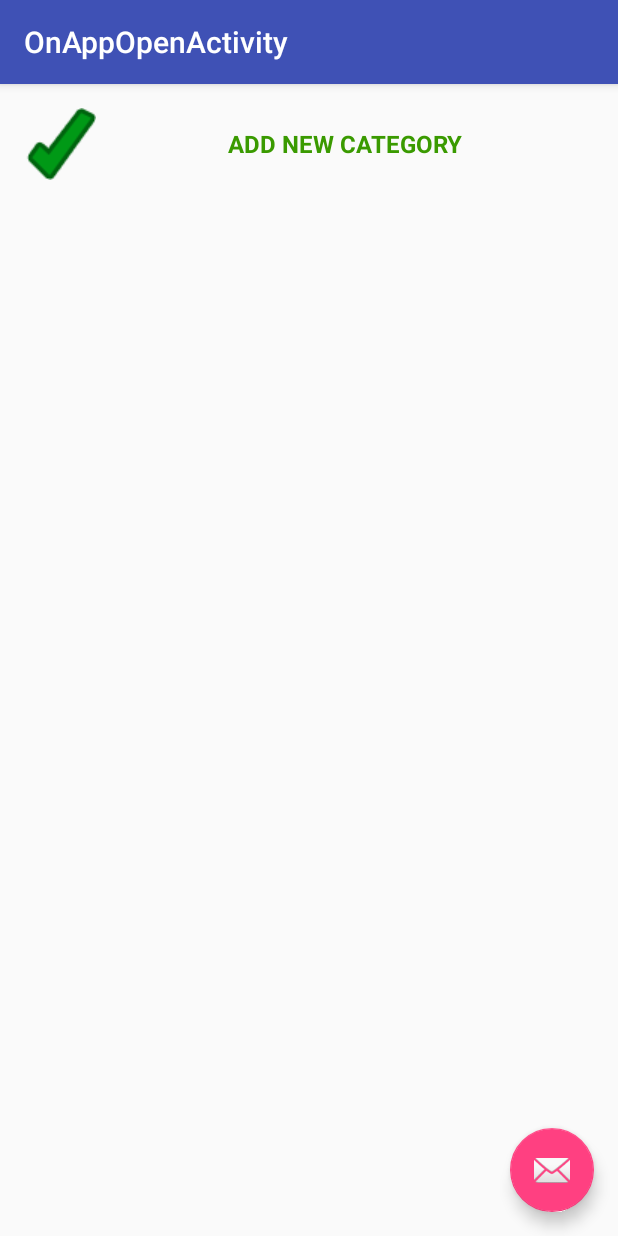
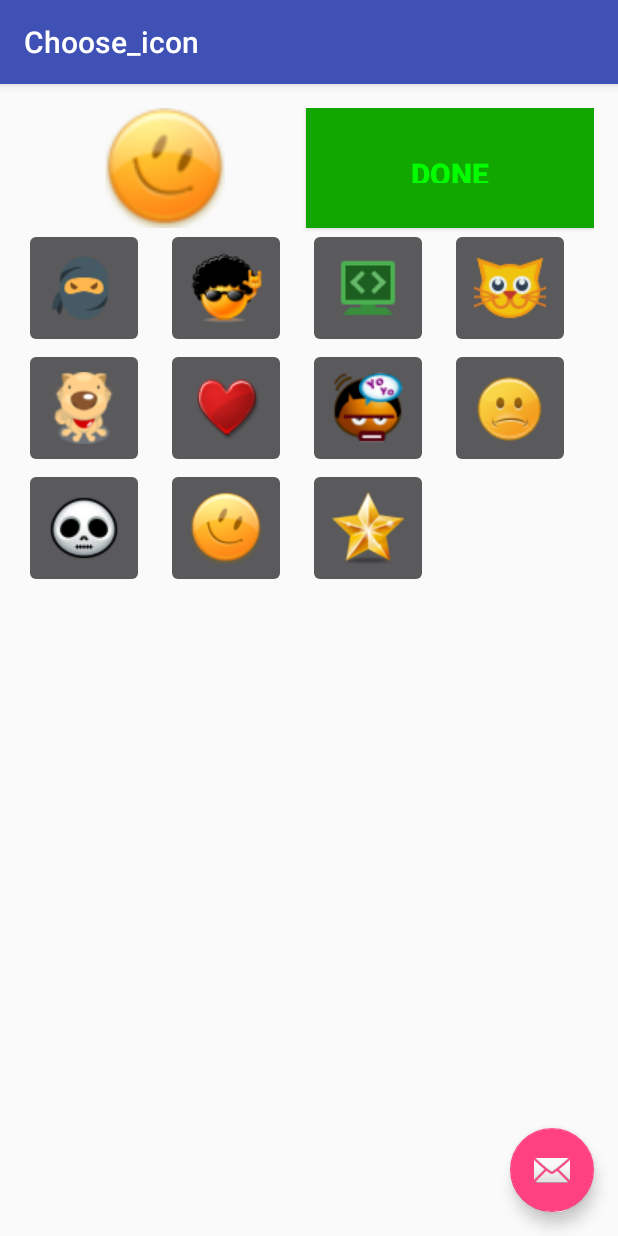
Before and after one commit to Matej69/MusicSorter, an Android app: the screen it shows after launch (OnAppOpenActivity before the commit, Choose_icon after it), on a phone screen of 412 x 824 dp. Run offline under Robolectric (Android 15) with nearby library versions, the phone set to English and light mode, and no system bars.

Commit message:
new stuf added

```diff
--- a/app/src/main/java/com/example/matej/musicsorter/ChooseSongs.java
+++ b/app/src/main/java/com/example/matej/musicsorter/ChooseSongs.java
@@ -33,7 +33,8 @@ public class ChooseSongs extends AppCompatActivity {
     EditText categoryTextfield;
 
     MySongAdapter songAdapter;
-    SongCategory songCategory;
+
+    Intent intent;
 
 
     @Override
@@ -57,8 +58,12 @@ public class ChooseSongs extends AppCompatActivity {
         songList = (ListView)findViewById(R.id.songList_choosing);
         categoryTextfield = (EditText)findViewById(R.id.textfield_categoryName);
 
+        intent = getIntent();
+
+        GetAndSetIntent();
+
+        SetEmoticonButtonListener();
         SongListInit();
-
         SetSaveButtonListener();
 
         //songCategory = GetSongCategoryFromInputData();
@@ -66,6 +71,23 @@ public class ChooseSongs extends AppCompatActivity {
         //Toast.makeText(getApplicationContext(),  songCategory.songs.get(1).toString(),Toast.LENGTH_LONG).show();
 
 
+    }
+
+
+    void GetAndSetIntent(){
+        if(intent != null) {
+            int imgID = intent.getExtras().getInt("ImageID");
+            smileButton.setImageResource(imgID);
+        }
+    }
+
+    void SetEmoticonButtonListener(){
+        smileButton.setOnClickListener(new View.OnClickListener() {
+            @Override
+            public void onClick(View v) {
+                startActivity(new Intent(getApplicationContext(),Choose_icon.class));
+            }
+        });
     }
 
 
@@ -91,7 +113,7 @@ public class ChooseSongs extends AppCompatActivity {
         SongCategory songCategory = new SongCategory();
 
         songCategory.name = categoryTextfield.getText().toString();
-        songCategory.imageID = R.drawable.emoticon_smile;
+        songCategory.imageID = intent.getExtras().getInt("ImageID");;
 
         for(int i = 0; i < songList.getCount(); ++i){
             //we need to parse our row into view object********************************************************************************************************************************************************************
--- /dev/null
+++ b/app/src/main/java/com/example/matej/musicsorter/Choose_icon.java
@@ -0,0 +1,142 @@
+package com.example.matej.musicsorter;
+
+import android.content.Context;
+import android.content.Intent;
+import android.os.Bundle;
+import android.support.design.widget.FloatingActionButton;
+import android.support.design.widget.Snackbar;
+import android.support.v7.app.AppCompatActivity;
+import android.support.v7.widget.Toolbar;
+import android.view.LayoutInflater;
+import android.view.View;
+import android.view.ViewGroup;
+import android.widget.AdapterView;
+import android.widget.ArrayAdapter;
+import android.widget.Button;
+import android.widget.GridView;
+import android.widget.ImageButton;
+import android.widget.ImageView;
+
+import java.util.ArrayList;
+import java.util.zip.Inflater;
+
+public class Choose_icon extends AppCompatActivity {
+
+    ImageView selectedImage;
+    Button doneButton;
+    GridView iconsGrid;
+
+    @Override
+    protected void onCreate(Bundle savedInstanceState) {
+        super.onCreate(savedInstanceState);
+        setContentView(R.layout.activity_choose_icon);
+        Toolbar toolbar = (Toolbar) findViewById(R.id.toolbar);
+        setSupportActionBar(toolbar);
+        FloatingActionButton fab = (FloatingActionButton) findViewById(R.id.fab);
+        fab.setOnClickListener(new View.OnClickListener() {
+            @Override
+            public void onClick(View view) {
+                Snackbar.make(view, "Replace with your own action", Snackbar.LENGTH_LONG)
+                        .setAction("Action", null).show();
+            }
+        });
+
+        //setup graphic objects
+        selectedImage = (ImageView)findViewById(R.id.image_showCurrentEmoticon);
+        doneButton = (Button)findViewById(R.id.button_iconPickingDone);
+        iconsGrid = (GridView)findViewById(R.id.gridList_emoticonList);
+        //setup aditional init stuff
+        selectedImage.setTag(R.drawable.emoticon_smile);
+
+        ArrayList<EmoticonGridItem> emoticonList = new  ArrayList<EmoticonGridItem>(){{
+            add(new EmoticonGridItem(R.drawable.emoticon_ninja));
+            add(new EmoticonGridItem(R.drawable.emoticon_rock));
+            add(new EmoticonGridItem(R.drawable.emoticon_code));
+            add(new EmoticonGridItem(R.drawable.emoticon_cat));
+            add(new EmoticonGridItem(R.drawable.emoticon_dog));
+            add(new EmoticonGridItem(R.drawable.emoticon_heart));
+            add(new EmoticonGridItem(R.drawable.emoticon_rap));
+            add(new EmoticonGridItem(R.drawable.emoticon_sad));
+            add(new EmoticonGridItem(R.drawable.emoticon_skull));
+            add(new EmoticonGridItem(R.drawable.emoticon_smile));
+            add(new EmoticonGridItem(R.drawable.emoticon_star));
+        }};
+
+
+        myGridAdapter adapter = new myGridAdapter(getApplicationContext(),emoticonList,selectedImage);
+        iconsGrid.setAdapter(adapter);
+
+        OnDoneClickListener();
+
+    }
+
+
+
+    void OnDoneClickListener(){
+        doneButton.setOnClickListener(new View.OnClickListener() {
+            @Override
+            public void onClick(View v) {
+                int currentImgID = Integer.parseInt(selectedImage.getTag().toString());
+                startActivity(new Intent(getApplicationContext(),ChooseSongs.class).putExtra("ImageID",currentImgID));
+            }
+        });
+    }
+
+}
+
+
+
+
+
+//Adapter and OnClicktem Lstener**************************************************************
+
+class EmoticonGridItem{
+    public int imageID;
+    public EmoticonGridItem(int _imageID){
+        imageID = _imageID;
+    }
+}
+
+class myGridAdapter extends ArrayAdapter<EmoticonGridItem> {
+
+    ArrayList<EmoticonGridItem> emoticonObject;
+    Context context;
+
+    ImageView selectedEmoticon;
+
+    public myGridAdapter(Context _context, ArrayList<EmoticonGridItem> _emoticonObject, ImageView _selectedEmoticon){
+        super(_context,R.layout.gridviewitem,_emoticonObject);
+        context = _context;
+        emoticonObject = _emoticonObject;
+        selectedEmoticon = _selectedEmoticon;
+    }
+
+    @Override
+    public View getView(int pos,View gridView,ViewGroup parent){
+        LayoutInflater inflater = (LayoutInflater)context.getSystemService(Context.LAYOUT_INFLATER_SERVICE);
+        View itemView = inflater.inflate(R.layout.gridviewitem, null);
+
+        ImageButton icon = (ImageButton)itemView.findViewById(R.id.grid_emoticonItem);
+        icon.setImageResource(emoticonObject.get(pos).imageID);
+        icon.setTag(emoticonObject.get(pos).imageID);
+
+        //OnItemClick send data to global variable that will save image source
+        icon.setOnClickListener(new View.OnClickListener() {
+            @Override
+            public void onClick(View v) {
+                ImageButton local_icon =(ImageButton)v.findViewById(R.id.grid_emoticonItem);
+                int imgID = Integer.parseInt(local_icon.getTag().toString());
+                selectedEmoticon.setImageResource(imgID);
+                selectedEmoticon.setTag(imgID);
+            }
+        });
+
+        return  itemView;
+    }
+
+
+
+
+
+
+}
--- /dev/null
+++ b/app/src/main/res/layout/activity_choose_icon.xml
@@ -0,0 +1,34 @@
+<?xml version="1.0" encoding="utf-8"?>
+<android.support.design.widget.CoordinatorLayout xmlns:android="http://schemas.android.com/apk/res/android"
+    xmlns:app="http://schemas.android.com/apk/res-auto"
+    xmlns:tools="http://schemas.android.com/tools"
+    android:layout_width="match_parent"
+    android:layout_height="match_parent"
+    android:fitsSystemWindows="true"
+    tools:context="com.example.matej.musicsorter.Choose_icon">
+
+    <android.support.design.widget.AppBarLayout
+        android:layout_width="match_parent"
+        android:layout_height="wrap_content"
+        android:theme="@style/AppTheme.AppBarOverlay">
+
+        <android.support.v7.widget.Toolbar
+            android:id="@+id/toolbar"
+            android:layout_width="match_parent"
+            android:layout_height="?attr/actionBarSize"
+            android:background="?attr/colorPrimary"
+            app:popupTheme="@style/AppTheme.PopupOverlay" />
+
+    </android.support.design.widget.AppBarLayout>
+
+    <include layout="@layout/content_choose_icon" />
+
+    <android.support.design.widget.FloatingActionButton
+        android:id="@+id/fab"
+        android:layout_width="wrap_content"
+        android:layout_height="wrap_content"
+        android:layout_gravity="bottom|end"
+        android:layout_margin="@dimen/fab_margin"
+        android:src="@android:drawable/ic_dialog_email" />
+
+</android.support.design.widget.CoordinatorLayout>
--- /dev/null
+++ b/app/src/main/res/layout/content_choose_icon.xml
@@ -0,0 +1,64 @@
+<?xml version="1.0" encoding="utf-8"?>
+<RelativeLayout xmlns:android="http://schemas.android.com/apk/res/android"
+    xmlns:app="http://schemas.android.com/apk/res-auto"
+    xmlns:tools="http://schemas.android.com/tools"
+    android:layout_width="match_parent"
+    android:layout_height="match_parent"
+    android:paddingBottom="@dimen/activity_vertical_margin"
+    android:paddingLeft="@dimen/activity_horizontal_margin"
+    android:paddingRight="@dimen/activity_horizontal_margin"
+    android:paddingTop="@dimen/activity_vertical_margin"
+    app:layout_behavior="@string/appbar_scrolling_view_behavior"
+    tools:context="com.example.matej.musicsorter.Choose_icon"
+    tools:showIn="@layout/activity_choose_icon">
+
+    <RelativeLayout
+        android:orientation="horizontal"
+        android:layout_width="fill_parent"
+        android:layout_height="fill_parent"
+        android:weightSum="1"
+        android:layout_alignParentTop="true"
+        android:layout_alignParentLeft="true"
+        android:layout_alignParentStart="true">
+
+        <ImageView
+            android:layout_width="81dp"
+            android:layout_height="80dp"
+            android:id="@+id/image_showCurrentEmoticon"
+            android:src="@drawable/emoticon_smile"
+            android:layout_alignParentTop="true"
+            android:layout_alignParentLeft="true"
+            android:layout_alignParentStart="true"
+            android:layout_toLeftOf="@+id/button_iconPickingDone"
+            android:layout_toStartOf="@+id/button_iconPickingDone" />
+
+        <Button
+            android:layout_width="wrap_content"
+            android:layout_height="wrap_content"
+            android:text="DONE"
+            android:id="@+id/button_iconPickingDone"
+            android:layout_alignParentTop="true"
+            android:layout_alignParentRight="true"
+            android:layout_alignParentEnd="true"
+            android:paddingLeft="70dp"
+            android:paddingRight="70dp"
+            android:paddingTop="30dp"
+            android:paddingBottom="30dp"
+            android:background="#11a600"
+            android:elegantTextHeight="false"
+            android:textStyle="bold"
+            android:textSize="20dp"
+            android:singleLine="false"
+            android:textColor="#04ff00"
+            android:layout_alignBottom="@+id/image_showCurrentEmoticon" />
+
+        <GridView
+            android:layout_width="wrap_content"
+            android:layout_height="wrap_content"
+            android:id="@+id/gridList_emoticonList"
+            android:layout_below="@+id/image_showCurrentEmoticon"
+            android:layout_centerHorizontal="true"
+            android:columnWidth="80dp"
+            android:numColumns="auto_fit" />
+    </RelativeLayout>
+</RelativeLayout>
--- /dev/null
+++ b/app/src/main/res/layout/gridviewitem.xml
@@ -0,0 +1,11 @@
+<?xml version="1.0" encoding="utf-8"?>
+<LinearLayout xmlns:android="http://schemas.android.com/apk/res/android"
+    android:layout_width="match_parent"
+    android:layout_height="match_parent"
+    android:weightSum="1">
+
+    <ImageButton
+        android:layout_width="80dp"
+        android:layout_height="80dp"
+        android:id="@+id/grid_emoticonItem" />
+</LinearLayout>
--- a/app/src/main/res/values/strings.xml
+++ b/app/src/main/res/values/strings.xml
@@ -6,4 +6,5 @@
     <string name="title_activity_song_list_screen">SongListScreen</string>
     <string name="title_activity_player">Player</string>
     <string name="title_activity_choose_songs">ChooseSongs</string>
+    <string name="title_activity_choose_icon">Choose_icon</string>
 </resources>
```
Also changed, not shown: app/src/main/AndroidManifest.xml (+10 -8 lines).
